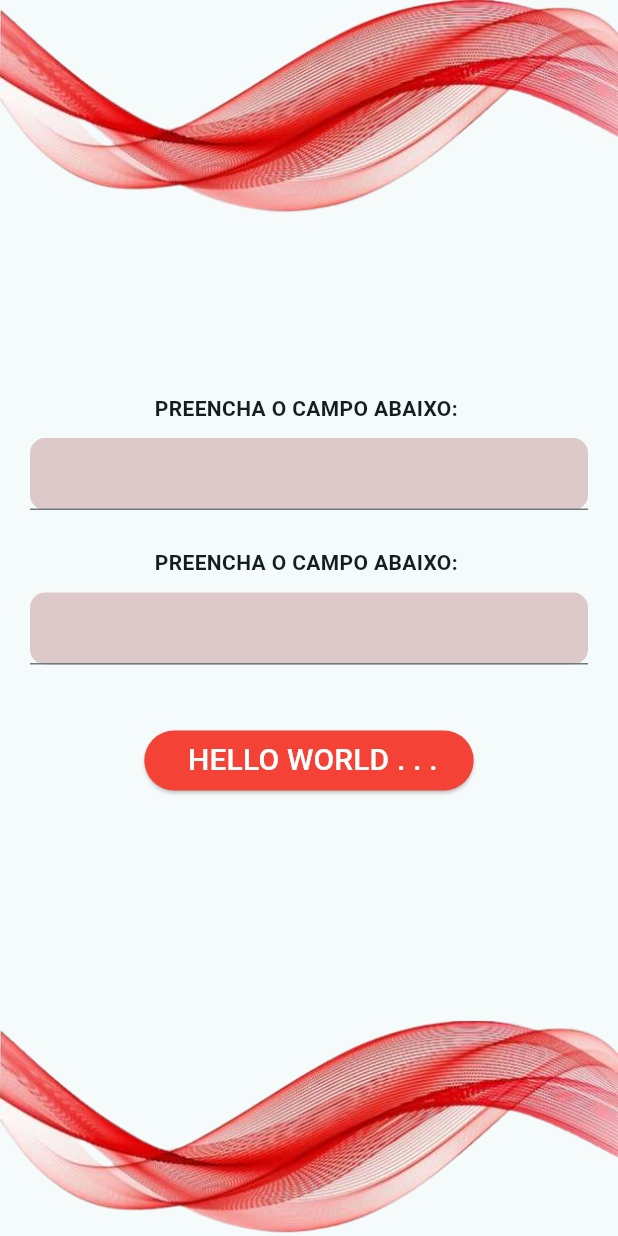
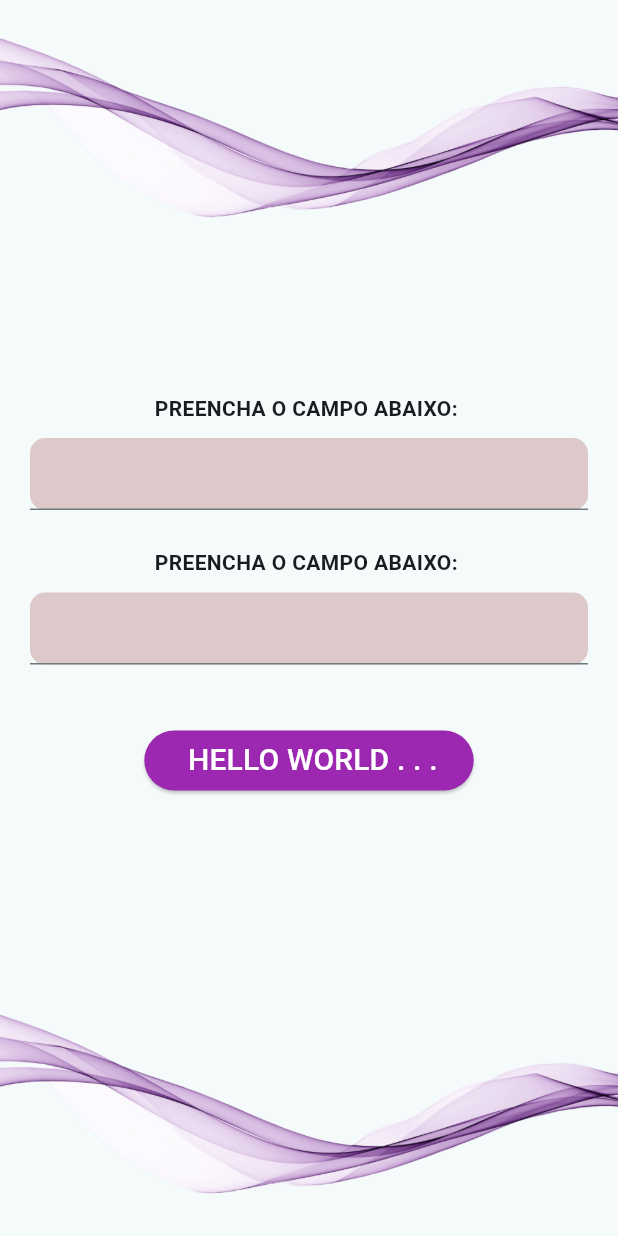
Before and after one commit to JuliaaNasc/Salvando-Informacoes, a Flutter app: the screen it shows after launch, on a phone screen of 412 x 824 dp. Run offline on Flutter 3.47's test engine with Material 2 defaults, Android fonts, the phone set to English and light mode, and no system bars.

Commit message:
new color of app

```diff
--- a/lib/main_screen/welcome_screen.dart
+++ b/lib/main_screen/welcome_screen.dart
@@ -16,7 +16,7 @@ class _MainScreenState extends State<WelcomeScreen> {
         child: Column(
           mainAxisAlignment: MainAxisAlignment.center,
           children: [
-            Image.asset('assets/wave/wave_red_total.png'),
+            Image.asset('assets/wave/wave_purple_total.png'),
             Expanded(child: SizedBox()),
 
 
@@ -55,7 +55,7 @@ class _MainScreenState extends State<WelcomeScreen> {
             SizedBox(height: 30),
             ElevatedButton(
               style: ButtonStyle(
-                backgroundColor: MaterialStateProperty.all(Colors.red),
+                backgroundColor: MaterialStateProperty.all(Colors.purple),
               ),
               onPressed: () {
                 setState(() {
@@ -79,7 +79,7 @@ class _MainScreenState extends State<WelcomeScreen> {
               ),
             ),
             Expanded(child: SizedBox()),
-            Image.asset('assets/wave/wave_red_total.png'),
+            Image.asset('assets/wave/wave_purple_total.png'),
           ],
         ),
       ),
```
